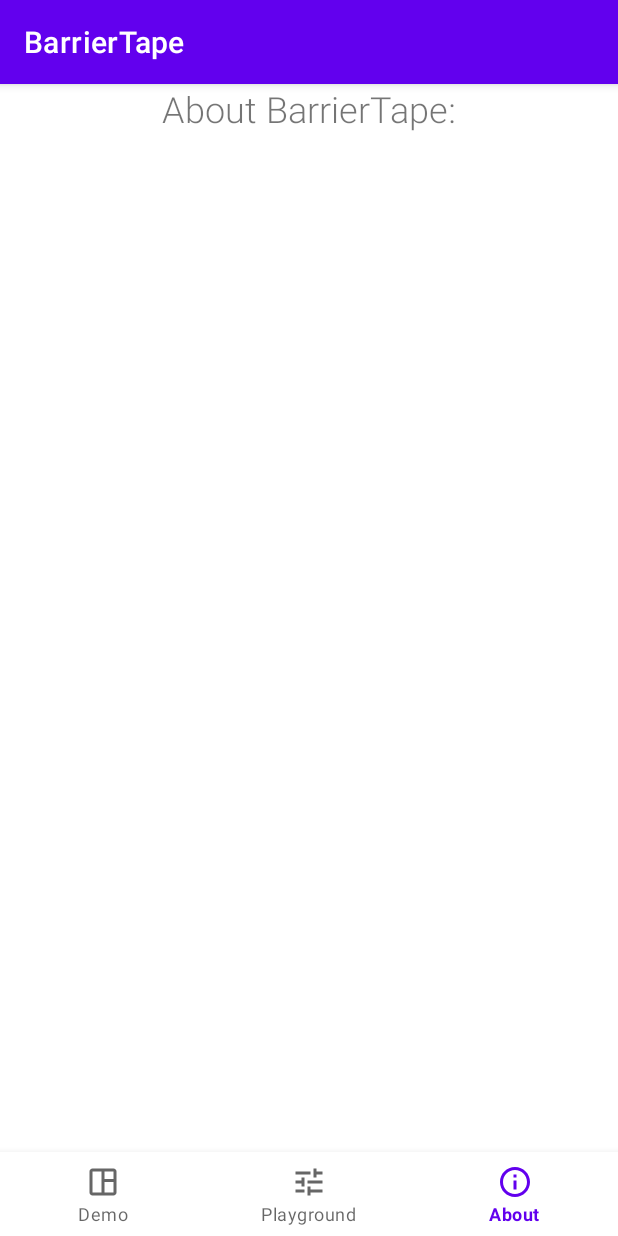
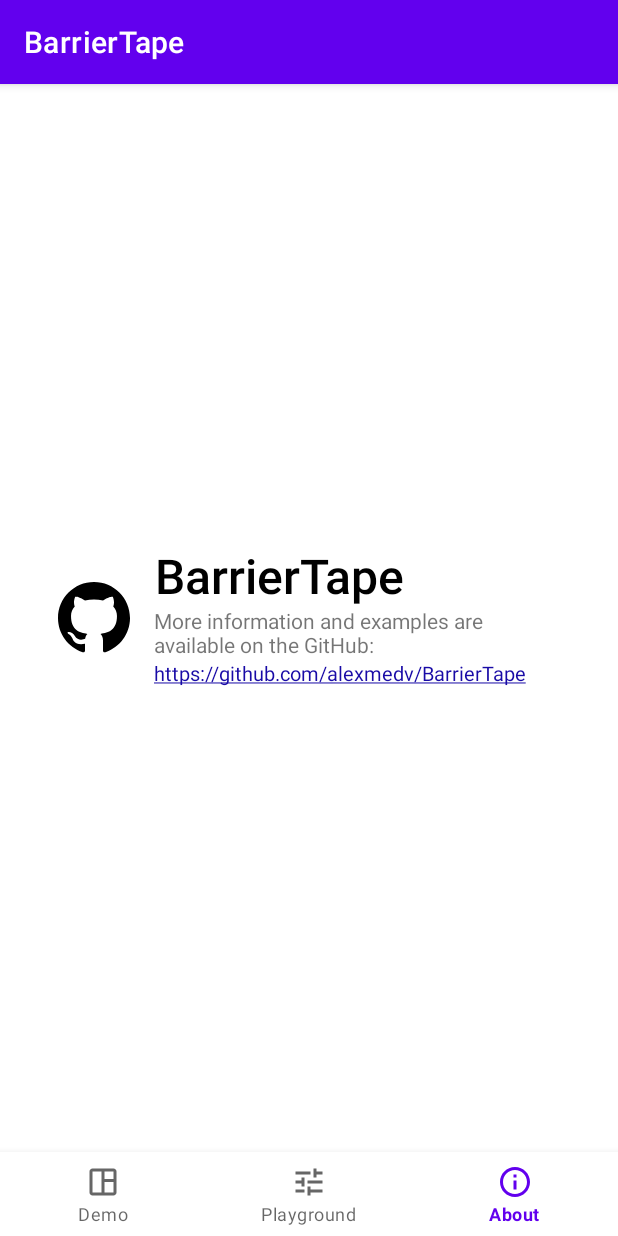
Before and after one commit to alexmedv/BarrierTape, an Android app: the screen it shows after launch (MainActivity), item 3 of the bottom bar chosen, on a phone screen of 412 x 824 dp. Run offline under Robolectric (Android 15) with nearby library versions, the phone set to English and light mode, and no system bars.

Commit message:
Added github link

```diff
--- a/app/src/main/java/ru/angryrobot/barriertape/demo/fragments/AboutFragment.kt
+++ b/app/src/main/java/ru/angryrobot/barriertape/demo/fragments/AboutFragment.kt
@@ -1,5 +1,8 @@
 package ru.angryrobot.barriertape.demo.fragments
 
+import android.content.Intent
+import android.graphics.Paint
+import android.net.Uri
 import android.os.Bundle
 import android.view.LayoutInflater
 import android.view.View
@@ -8,10 +11,20 @@ import ru.angryrobot.barriertape.demo.databinding.AboutFragmentBinding
 
 class AboutFragment : BaseFragment() {
 
+    val url = "https://github.com/alexmedv/BarrierTape"
+
     private lateinit var binding: AboutFragmentBinding
 
     override fun onCreateView( inflater: LayoutInflater, container: ViewGroup?, savedInstanceState: Bundle? ): View {
         binding = AboutFragmentBinding.inflate(inflater, container, false)
+        binding.githubLink.apply {
+            text = url
+            paintFlags = paintFlags or Paint.UNDERLINE_TEXT_FLAG
+        }
+
+        binding.githubLinkBlock.setOnClickListener {
+            requireActivity().startActivity(Intent(Intent.ACTION_VIEW).apply { data = Uri.parse(url) })
+        }
         return binding.root
     }
 }
--- /dev/null
+++ b/app/src/main/res/drawable/ic_github.xml
@@ -0,0 +1,9 @@
+<vector xmlns:android="http://schemas.android.com/apk/res/android"
+    android:width="24dp"
+    android:height="24dp"
+    android:viewportWidth="24"
+    android:viewportHeight="24">
+  <path
+      android:fillColor="#FF000000"
+      android:pathData="M12,0c-6.626,0 -12,5.373 -12,12 0,5.302 3.438,9.8 8.207,11.387 0.599,0.111 0.793,-0.261 0.793,-0.577v-2.234c-3.338,0.726 -4.033,-1.416 -4.033,-1.416 -0.546,-1.387 -1.333,-1.756 -1.333,-1.756 -1.089,-0.745 0.083,-0.729 0.083,-0.729 1.205,0.084 1.839,1.237 1.839,1.237 1.07,1.834 2.807,1.304 3.492,0.997 0.107,-0.775 0.418,-1.305 0.762,-1.604 -2.665,-0.305 -5.467,-1.334 -5.467,-5.931 0,-1.311 0.469,-2.381 1.236,-3.221 -0.124,-0.303 -0.535,-1.524 0.117,-3.176 0,0 1.008,-0.322 3.301,1.23 0.957,-0.266 1.983,-0.399 3.003,-0.404 1.02,0.005 2.047,0.138 3.006,0.404 2.291,-1.552 3.297,-1.23 3.297,-1.23 0.653,1.653 0.242,2.874 0.118,3.176 0.77,0.84 1.235,1.911 1.235,3.221 0,4.609 -2.807,5.624 -5.479,5.921 0.43,0.372 0.823,1.102 0.823,2.222v3.293c0,0.319 0.192,0.694 0.801,0.576 4.765,-1.589 8.199,-6.086 8.199,-11.386 0,-6.627 -5.373,-12 -12,-12z"/>
+</vector>
--- a/app/src/main/res/layout/about_fragment.xml
+++ b/app/src/main/res/layout/about_fragment.xml
@@ -1,26 +1,48 @@
 <?xml version="1.0" encoding="utf-8"?>
-<ScrollView xmlns:android="http://schemas.android.com/apk/res/android"
+<LinearLayout xmlns:android="http://schemas.android.com/apk/res/android"
+    xmlns:app="http://schemas.android.com/apk/res-auto"
+    xmlns:tools="http://schemas.android.com/tools"
+    android:layout_width="wrap_content"
+    android:layout_height="wrap_content"
+    android:layout_gravity="center">
 
-    xmlns:tools="http://schemas.android.com/tools"
-    android:layout_width="match_parent"
-    android:layout_height="match_parent"
-    android:background="#ffffff"
-    tools:ignore="SpeakableTextPresentCheck">
+
+    <ImageView
+        android:layout_width="48dp"
+        android:layout_height="48dp"
+        android:layout_gravity="center_vertical"
+        android:background="@drawable/ic_github" />
 
     <LinearLayout
-        android:layout_width="match_parent"
+        android:id="@+id/githubLinkBlock"
+        android:layout_width="270dp"
         android:layout_height="wrap_content"
+        android:layout_marginStart="16dp"
         android:orientation="vertical">
 
+        <TextView
+            android:layout_width="wrap_content"
+            android:layout_height="wrap_content"
+            android:fontFamily="sans-serif-medium"
+            android:gravity="center_horizontal"
+            android:includeFontPadding="false"
+            android:text="BarrierTape"
+            android:textColor="@color/black"
+            android:textSize="32sp" />
 
         <TextView
-            android:layout_width="match_parent"
+
+            android:layout_width="wrap_content"
             android:layout_height="wrap_content"
-            android:fontFamily="sans-serif-light"
-            android:gravity="center_horizontal"
-            android:text="About BarrierTape:"
-            android:textAlignment="center"
-            android:textSize="24sp" />
+            android:text="More information and examples are available on the GitHub:" />
+
+        <TextView
+            android:id="@+id/githubLink"
+            android:layout_width="wrap_content"
+            android:layout_height="wrap_content"
+            android:textColor="#180aa6"
+            android:textSize="13sp"
+            tools:text="https://......." />
     </LinearLayout>
 
-</ScrollView>
+</LinearLayout>
```
